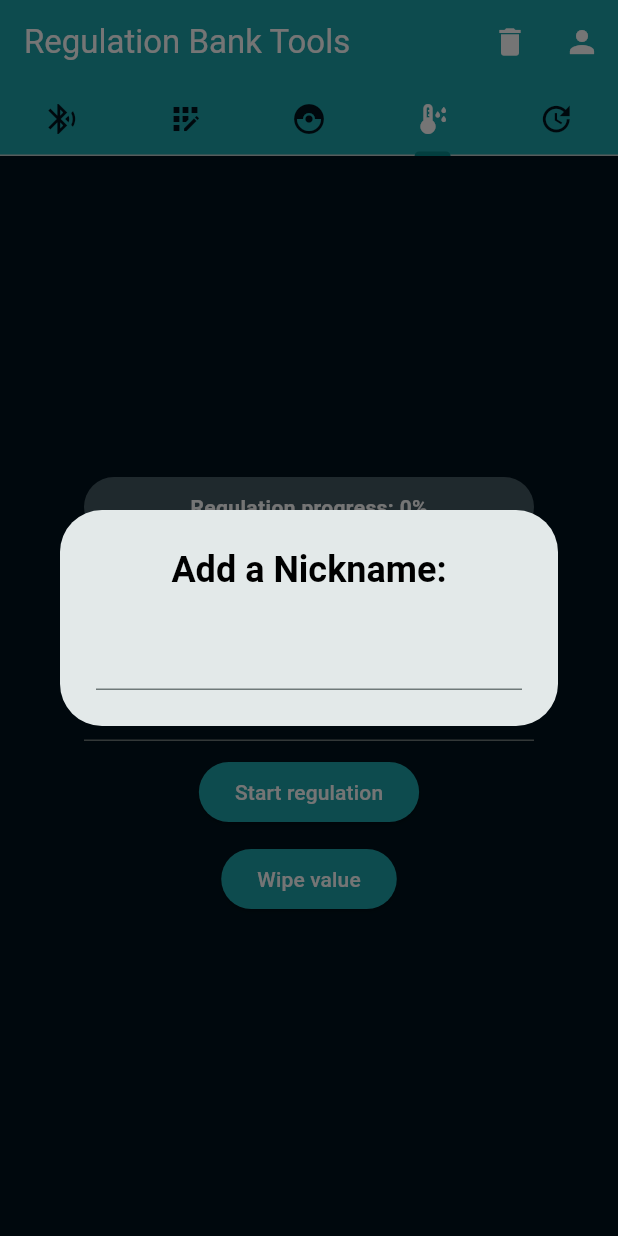
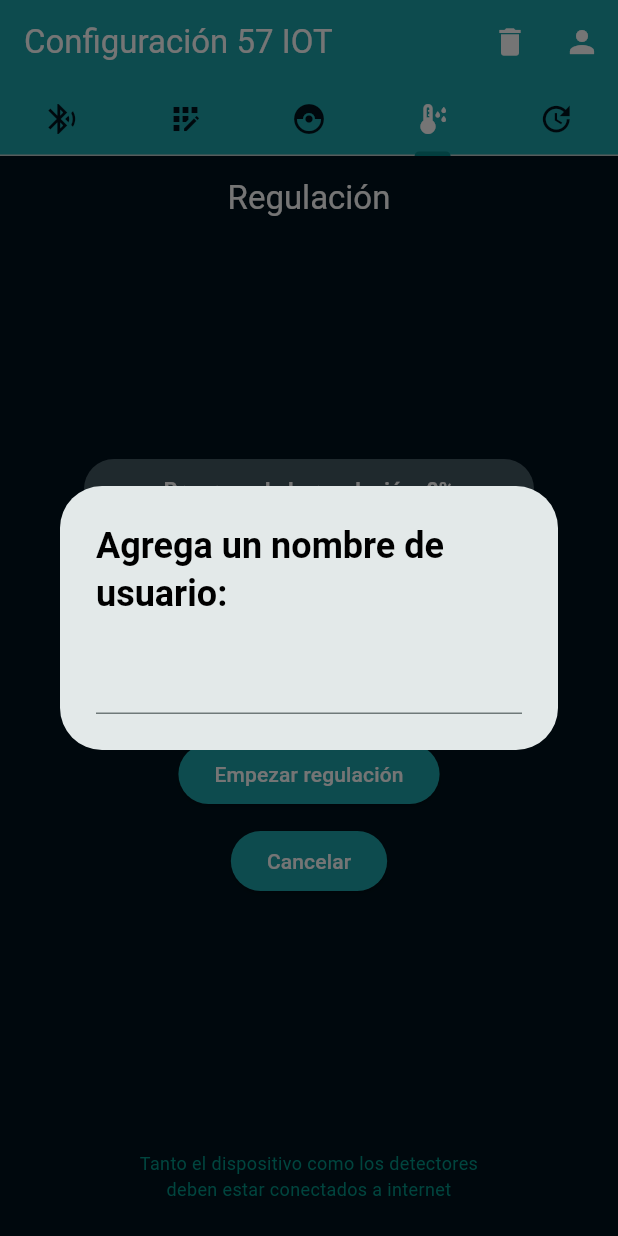
Before and after one commit to Azthriel/Ing_app_57, a Flutter app: the screen it shows after launch, tab 4 chosen, after a tap on the "person" icon, on a phone screen of 412 x 824 dp. Run offline on Flutter 3.47's test engine with Material 3 defaults, Android fonts, the phone set to English and light mode, and no system bars; our stand-ins replace dio, easy_refresh, flutter_blue_plus, fluttertoast, permission_handler, share; missing offline and left inert: qr_code_scanner.

Commit message:
Ota masiva y otras cositas

```diff
--- a/lib/main.dart
+++ b/lib/main.dart
@@ -66,6 +66,8 @@ class MyAppState extends State<MyApp> {
             },
           );
         }
+      }else if(state == BluetoothAdapterState.on){
+        bluetoothOn = true;
       }
     });
   }
--- a/lib/master.dart
+++ b/lib/master.dart
@@ -44,6 +44,7 @@ String nameOfWifi = '';
 var wifiIcon = Icons.wifi_off;
 bool connectionFlag = false;
 bool checkbleFlag = false;
+bool bluetoothOn = false;
 
 MaterialColor statusColor = Colors.grey;
 final GlobalKey<NavigatorState> navigatorKey = GlobalKey<NavigatorState>();
--- a/lib/regbank.dart
+++ b/lib/regbank.dart
@@ -27,7 +27,7 @@ class Regbank extends StatelessWidget {
           appBar: AppBar(
             backgroundColor: const Color.fromARGB(255, 29, 163, 169),
             foregroundColor: const Color.fromARGB(255, 255, 255, 255),
-            title: const Text('Regulation Bank Tools'),
+            title: const Text('Configuración 57 IOT'),
             bottom: const TabBar(
               labelColor: Color.fromARGB(255, 255, 255, 255),
               unselectedLabelColor: Color.fromARGB(255, 1, 18, 28),
@@ -54,8 +54,6 @@ class Regbank extends StatelessWidget {
                       onPressed: () async {
                         String url =
                             'https://script.google.com/macros/s/AKfycbw_yagA9NNUKmbAoVLsbg9R9sR9ZJCbNRk-TUdQDyXL3pVOUdeo7lrKFjQBIgZ2KazB/exec';
-                        // var uri = Uri.parse(url);
-                        // final response = await http.post(uri);
                         final response = await dio.post(url);
                         if (response.statusCode == 200) {
                           print('Wipe completo');
@@ -77,7 +75,7 @@ class Regbank extends StatelessWidget {
                           return AlertDialog(
                               title: const Center(
                                   child: Text(
-                                'Add a Nickname:',
+                                'Agrega un nombre de usuario:',
                                 style: TextStyle(
                                     color: Colors.black,
                                     fontWeight: FontWeight.bold),
@@ -163,11 +161,11 @@ class RegisterTabState extends State<RegisterTab> {
   String textToShow(int data) {
     switch (data) {
       case 0:
-        return 'Add SN header';
+        return 'Agrega la cabecera del número de serie';
       case 1:
-        return 'From...';
+        return 'Desde...';
       case 2:
-        return 'To...';
+        return 'Hasta...';
       default:
         return "Error Desconocido";
     }
@@ -225,6 +223,23 @@ class RegisterTabState extends State<RegisterTab> {
   Widget build(BuildContext context) {
     return Scaffold(
         backgroundColor: const Color.fromARGB(255, 1, 18, 28),
+        appBar: AppBar(
+          title: const Text('Registro', style: TextStyle(color: Colors.white)),
+          backgroundColor: Colors.transparent,
+          centerTitle: true,
+        ),
+        bottomNavigationBar: const BottomAppBar(
+            color: Colors.transparent,
+            shadowColor: Colors.transparent,
+            child: Center(
+              child: Text(
+                  'Tanto el dispositivo como los detectores\ndeben estar conectados a internet',
+                  textAlign: TextAlign.center,
+                  style: TextStyle(
+                      color: Colors.teal,
+                      fontSize: 12,
+                      backgroundColor: Colors.transparent)),
+            )),
         body: Column(
           mainAxisAlignment: MainAxisAlignment.center,
           children: [
@@ -285,7 +300,7 @@ class RegisterTabState extends State<RegisterTab> {
                       step = 0;
                       setState(() {});
                     },
-              child: const Text('MAKE REGISTER'),
+              child: const Text('REGISTRAR EQUIPOS'),
             ),
             const SizedBox(height: 10),
             ElevatedButton(
@@ -295,7 +310,7 @@ class RegisterTabState extends State<RegisterTab> {
                     foregroundColor: MaterialStateProperty.all<Color>(
                         const Color.fromARGB(255, 255, 255, 255))),
                 onPressed: () => cancelReg(),
-                child: const Text('CANCEL')),
+                child: const Text('CANCELAR')),
             const SizedBox(height: 10),
             ListView.builder(
               shrinkWrap: true,
@@ -309,7 +324,7 @@ class RegisterTabState extends State<RegisterTab> {
                   title: Text(header),
                   leadingAndTrailingTextStyle:
                       const TextStyle(color: Color.fromARGB(255, 29, 163, 169)),
-                  trailing: isCharged ? const Text("--charged") : null,
+                  trailing: isCharged ? const Text("--cargado") : null,
                 );
               },
             ),
@@ -390,9 +405,6 @@ class DiagnosisTabState extends State<DiagnosisTab> {
     String url = 'http://RB_IOT_$sn.Local:8080/DIAGNOSIS_CH4';
     print('Vine aquis $url');
     try {
-      // final response =
-      //     await client.get(Uri.parse(url)).timeout(const Duration(seconds: 10));
-
       final response = await dio.get(url);
 
       if (response.statusCode == 200) {
@@ -435,9 +447,6 @@ class DiagnosisTabState extends State<DiagnosisTab> {
     String url = 'http://RB_IOT_$sn.Local:8080/DIAGNOSIS_CO';
     print('Vine aquis $url');
     try {
-      // final response =
-      //     await client.get(Uri.parse(url)).timeout(const Duration(seconds: 10));
-
       final response = await dio.get(url);
 
       if (response.statusCode == 200) {
@@ -501,7 +510,6 @@ class DiagnosisTabState extends State<DiagnosisTab> {
       'nickname': nickname ?? 'Anónimo'
     });
 
-    // final response = await http.get(uri);
     final response = await dio.getUri(uri);
 
     if (response.statusCode == 200) {
@@ -712,6 +720,23 @@ class DiagnosisTabState extends State<DiagnosisTab> {
   Widget build(BuildContext context) {
     return Scaffold(
         backgroundColor: const Color.fromARGB(255, 1, 18, 28),
+        appBar: AppBar(
+          title: const Center(child: Text('Diagnosis')),
+          backgroundColor: Colors.transparent,
+          foregroundColor: Colors.white,
+        ),
+        bottomNavigationBar: const BottomAppBar(
+            color: Colors.transparent,
+            shadowColor: Colors.transparent,
+            child: Center(
+              child: Text(
+                  'Tanto el dispositivo como los detectores\ndeben estar conectados a internet',
+                  textAlign: TextAlign.center,
+                  style: TextStyle(
+                      color: Colors.teal,
+                      fontSize: 12,
+                      backgroundColor: Colors.transparent)),
+            )),
         body: Center(
           child: Column(
             mainAxisAlignment: MainAxisAlignment.center,
@@ -737,7 +762,7 @@ class DiagnosisTabState extends State<DiagnosisTab> {
                     ),
                   ),
                   Text(
-                    'Diagnosis progress: ${(progressValue * 100).toInt()}%',
+                    'Progreso del diagnostico: ${(progressValue * 100).toInt()}%',
                     style: const TextStyle(
                       color: Color.fromARGB(255, 255, 255, 255),
                       fontWeight: FontWeight.bold,
@@ -753,7 +778,7 @@ class DiagnosisTabState extends State<DiagnosisTab> {
                     foregroundColor: MaterialStateProperty.all<Color>(
                         const Color.fromARGB(255, 255, 255, 255))),
                 onPressed: isDiagnosing ? null : startDiagnosis,
-                child: const Text('Start diagnose'),
+                child: const Text('Empezar diagnosis'),
               ),
               const SizedBox(height: 10),
               ElevatedButton(
@@ -763,7 +788,7 @@ class DiagnosisTabState extends State<DiagnosisTab> {
                     foregroundColor: MaterialStateProperty.all<Color>(
                         const Color.fromARGB(255, 255, 255, 255))),
                 onPressed: isDiagnosing ? null : startDiagnosisCH4,
-                child: const Text('Start diagnose CH4'),
+                child: const Text('Empezar diagnosis en CH4'),
               ),
               const SizedBox(height: 10),
               ElevatedButton(
@@ -773,7 +798,7 @@ class DiagnosisTabState extends State<DiagnosisTab> {
                     foregroundColor: MaterialStateProperty.all<Color>(
                         const Color.fromARGB(255, 255, 255, 255))),
                 onPressed: isDiagnosing ? null : startDiagnosisCO,
-                child: const Text('Start diagnose CO'),
+                child: const Text('Empezar diagnosis en CO'),
               ),
               const SizedBox(height: 10),
               ElevatedButton(
@@ -783,11 +808,11 @@ class DiagnosisTabState extends State<DiagnosisTab> {
                     foregroundColor: MaterialStateProperty.all<Color>(
                         const Color.fromARGB(255, 255, 255, 255))),
                 onPressed: isDiagnosing ? cancelDiagnosis : null,
-                child: const Text('Cancel'),
+                child: const Text('Cancelar'),
               ),
               isDiagnosing
                   ? Text(
-                      'Elapsed time: ${elapsedTime()}',
+                      'Tiempo transcurrido: ${elapsedTime()}',
                       style: const TextStyle(
                           color: Color.fromARGB(255, 29, 163, 169)),
                     )
@@ -824,20 +849,15 @@ class RegulationTabState extends State<RegulationTab> {
     print('Me voy a $url');
 
     try {
-      // final response =
-      //     await http.get(Uri.parse(url)).timeout(const Duration(seconds: 10));
-
       final response = await dio.get(url);
 
       if (response.statusCode == 200) {
-        if (response.data
-            .toString()
-            .contains('REGP[" + $rPoint +"](SUCCESS)')) {
+        if (response.data.toString().contains('PAYLOAD')) {
           var texto = response.data.toString();
-          String buscar = 'PAYLOAD[';
+          String buscar = 'PAYLOAD(';
           int inicio = texto.indexOf(buscar);
           if (inicio != -1) {
-            int fin = texto.indexOf(']', inicio);
+            int fin = texto.indexOf(')', inicio);
             if (fin != -1) {
               payloadCompleto = texto.substring(inicio + 1, fin);
               print(payloadCompleto);
@@ -957,6 +977,23 @@ class RegulationTabState extends State<RegulationTab> {
   Widget build(BuildContext context) {
     return Scaffold(
         backgroundColor: const Color.fromARGB(255, 1, 18, 28),
+        appBar: AppBar(
+          title: const Center(child: Text('Regulación')),
+          backgroundColor: Colors.transparent,
+          foregroundColor: Colors.white,
+        ),
+        bottomNavigationBar: const BottomAppBar(
+            color: Colors.transparent,
+            shadowColor: Colors.transparent,
+            child: Center(
+              child: Text(
+                  'Tanto el dispositivo como los detectores\ndeben estar conectados a internet',
+                  textAlign: TextAlign.center,
+                  style: TextStyle(
+                      color: Colors.teal,
+                      fontSize: 12,
+                      backgroundColor: Colors.transparent)),
+            )),
         body: Center(
           child: Column(
             mainAxisAlignment: MainAxisAlignment.center,
@@ -983,7 +1020,7 @@ class RegulationTabState extends State<RegulationTab> {
                     ),
                   ),
                   Text(
-                    'Regulation progress: ${(individualProgressValue * 100).toInt()}%',
+                    'Progreso de la regulación: ${(individualProgressValue * 100).toInt()}%',
                     style: const TextStyle(
                       color: Color.fromARGB(255, 255, 255, 255),
                       fontWeight: FontWeight.bold,
@@ -1002,7 +1039,7 @@ class RegulationTabState extends State<RegulationTab> {
                     decoration: InputDecoration(
                         hintStyle: const TextStyle(
                             color: Color.fromARGB(255, 255, 255, 255)),
-                        hintText: tempSubmitted ? temp : 'Set temperature'),
+                        hintText: tempSubmitted ? temp : 'Definir temperatura'),
                     onSubmitted: (value) {
                       temp = tempController.text;
                       tempController.clear();
@@ -1019,7 +1056,9 @@ class RegulationTabState extends State<RegulationTab> {
                     decoration: InputDecoration(
                         hintStyle: const TextStyle(
                             color: Color.fromARGB(255, 255, 255, 255)),
-                        hintText: regSubmitted ? rPoint : 'Set RegPoint'),
+                        hintText: regSubmitted
+                            ? rPoint
+                            : 'Definir punto de regulación'),
                     onSubmitted: (value) {
                       rPoint = regPointController.text;
                       regPointController.clear();
@@ -1035,7 +1074,7 @@ class RegulationTabState extends State<RegulationTab> {
                       foregroundColor: MaterialStateProperty.all<Color>(
                           const Color.fromARGB(255, 255, 255, 255))),
                   onPressed: () => startRegulation(),
-                  child: const Text('Start regulation')),
+                  child: const Text('Empezar regulación')),
               const SizedBox(height: 10),
               ElevatedButton(
                   style: ButtonStyle(
@@ -1054,10 +1093,10 @@ class RegulationTabState extends State<RegulationTab> {
                       regSubmitted = false;
                     });
                   },
-                  child: const Text('Wipe value')),
+                  child: const Text('Cancelar')),
               const SizedBox(height: 10),
               isRegulating
-                  ? Text('Elapsed time: ${elapsedTime()}')
+                  ? Text('Tiempo transcurrido: ${elapsedTime()}')
                   : Container(),
             ],
           ),
@@ -1096,6 +1135,7 @@ class ScanTabState extends State<ScanTab> {
   }
 
   void scan() async {
+    if (bluetoothOn) {
       try {
         await FlutterBluePlus.startScan(
             withKeywords: ['Detector'],
@@ -1107,7 +1147,8 @@ class ScanTabState extends State<ScanTab> {
                 .any((device) => device.remoteId == result.device.remoteId)) {
               setState(() {
                 devices.add(result.device);
-              devices.sort((a, b) => a.platformName.compareTo(b.platformName));
+                devices
+                    .sort((a, b) => a.platformName.compareTo(b.platformName));
                 filteredDevices = devices;
               });
             }
@@ -1116,6 +1157,7 @@ class ScanTabState extends State<ScanTab> {
       } catch (e, stackTrace) {
         print('Error al escanear $e');
         handleManualError(e, stackTrace);
+      }
     }
   }
 
@@ -1410,6 +1452,23 @@ class UpdateTabState extends State<UpdateTab> {
   Widget build(BuildContext context) {
     return Scaffold(
         backgroundColor: const Color.fromARGB(255, 1, 18, 28),
+        appBar: AppBar(
+          title: const Center(child: Text('Actualizaciones múltiples')),
+          backgroundColor: Colors.transparent,
+          foregroundColor: Colors.white,
+        ),
+        bottomNavigationBar: const BottomAppBar(
+            color: Colors.transparent,
+            shadowColor: Colors.transparent,
+            child: Center(
+              child: Text(
+                  'Tanto el dispositivo como los detectores\ndeben estar conectados a internet',
+                  textAlign: TextAlign.center,
+                  style: TextStyle(
+                      color: Colors.teal,
+                      fontSize: 12,
+                      backgroundColor: Colors.transparent)),
+            )),
         body: Center(
           child: Column(
             mainAxisAlignment: MainAxisAlignment.center,
@@ -1422,8 +1481,9 @@ class UpdateTabState extends State<UpdateTab> {
                       foregroundColor: MaterialStateProperty.all<Color>(
                           const Color.fromARGB(255, 255, 255, 255))),
                   child: const Text('ACTUALIZAR PICS')),
+              const SizedBox(height: 20),
               ElevatedButton(
-                  onPressed: () => print('uwu'),
+                  onPressed: () => updateEsps(),
                   style: ButtonStyle(
                       backgroundColor: MaterialStateProperty.all<Color>(
                           const Color.fromARGB(255, 29, 163, 169)),
--- a/pubspec.yaml
+++ b/pubspec.yaml
@@ -12,7 +12,6 @@ dependencies:
   cupertino_icons: ^1.0.2
   permission_handler: ^10.4.3
   fluttertoast: ^8.2.2
-  http: ^1.1.0
   path_provider: ^2.0.15
   flutter_blue_plus: ^1.29.5
   qr_code_scanner: ^1.0.1
```
Also changed, not shown: lib/device.dart (+3 -4 lines), pubspec.lock. Lines whose indentation alone changed are shown as unchanged.
